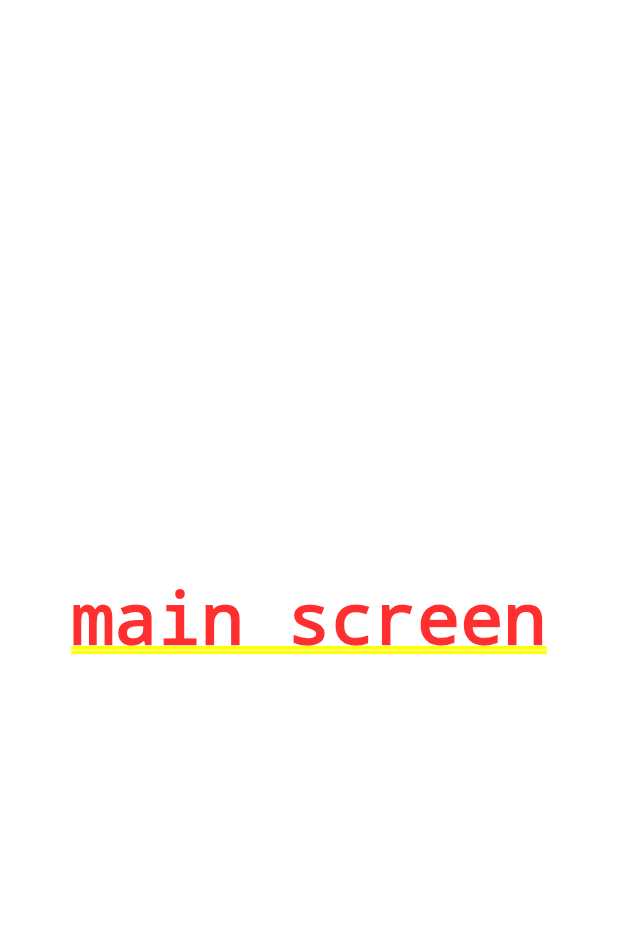
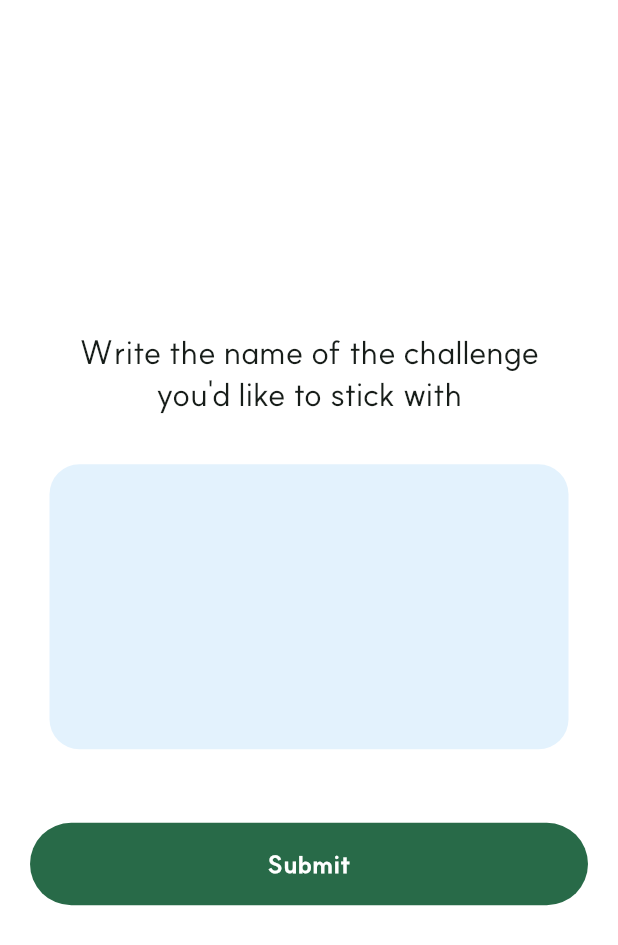
Before and after one commit to zimkjh/BetterThanYesterday, a Flutter app: the screen it shows after launch, on a phone screen of 412 x 824 dp. Shown: the top 945 px of the screen. Run offline on Flutter 3.47's test engine with Material 3 defaults, Android fonts, the phone set to English and light mode, and no system bars; our stand-ins replace get; project files that could hold a hidden picture were left out.

Commit message:
Add initial page

```diff
--- a/lib/ui/main_screen.dart
+++ b/lib/ui/main_screen.dart
@@ -1,10 +1,51 @@
 import 'package:flutter/material.dart';
+import 'package:get/get.dart';
 
 class MainScreen extends StatelessWidget {
   static const routeName = "/";
 
   @override
   Widget build(BuildContext context) {
-    return Center(child: Text('main screen'));
+    return Scaffold(
+      body: Column(
+        mainAxisAlignment: MainAxisAlignment.center,
+        children: [
+          Text(
+            'Write the name of the challenge\nyou\'d like to stick with',
+            style: Theme.of(context).textTheme.titleLarge,
+            textAlign: TextAlign.center,
+          ),
+          Padding(
+            padding: const EdgeInsets.all(33),
+            child: Container(
+              height: 190,
+              decoration: BoxDecoration(
+                color: Theme.of(context).secondaryHeaderColor,
+                borderRadius: BorderRadius.circular(20),
+              ),
+            ),
+          ),
+          SizedBox(height: 16),
+          Container(
+            width: Get.width,
+            height: 55,
+            decoration: BoxDecoration(
+              color: Theme.of(context).primaryColor,
+              borderRadius: BorderRadius.circular(28),
+            ),
+            margin: EdgeInsets.symmetric(horizontal: 20),
+            child: Center(
+              child: Text(
+                'Submit',
+                style: Theme.of(context).textTheme.titleMedium?.copyWith(
+                      color: Colors.white,
+                      fontWeight: FontWeight.w800,
+                    ),
+              ),
+            ),
+          )
+        ],
+      ),
+    );
   }
 }
```
Also changed, not shown: lib/main.dart (+2 -6 lines), lib/theme_controller.dart (deleted, +0 -19 lines).
